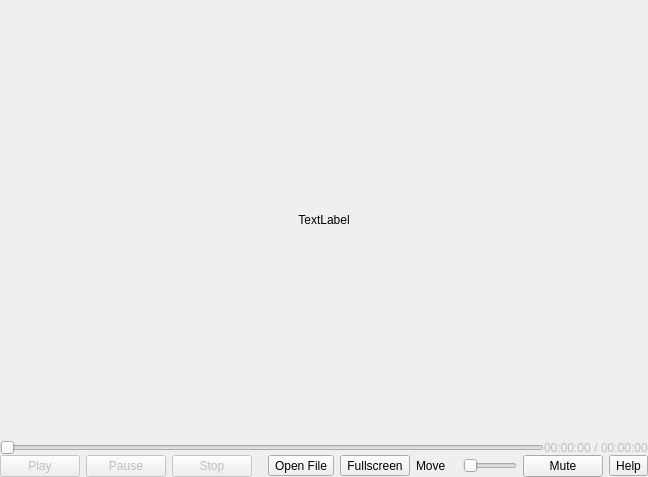
vkohaupt/vokoscreenNG, file src/player/player.ui: the form before one commit.
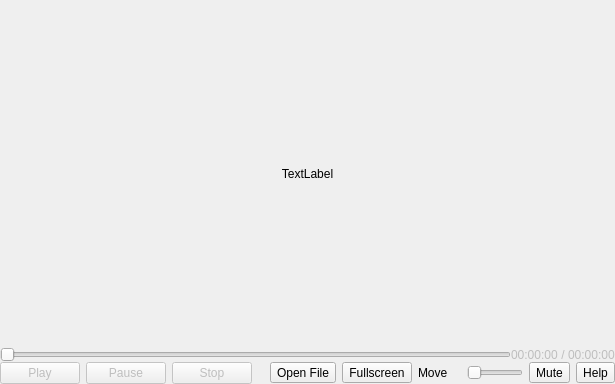
The form after the commit.

Diff of the .ui file:
```diff
--- a/src/player/player.ui
+++ b/src/player/player.ui
@@ -6,8 +6,8 @@
    <rect>
     <x>0</x>
     <y>0</y>
-    <width>648</width>
-    <height>477</height>
+    <width>615</width>
+    <height>384</height>
    </rect>
   </property>
   <property name="windowTitle">
@@ -282,9 +282,9 @@
              </widget>
             </item>
             <item>
-             <widget class="QPushButton" name="pushButtonMute">
+             <widget class="QToolButton" name="toolButtonMute">
               <property name="text">
-               <string>Mute</string>
+               <string notr="true">Mute</string>
               </property>
              </widget>
             </item>
```
Left out of the diff: 3 changed lines with no effect on the pictures.
